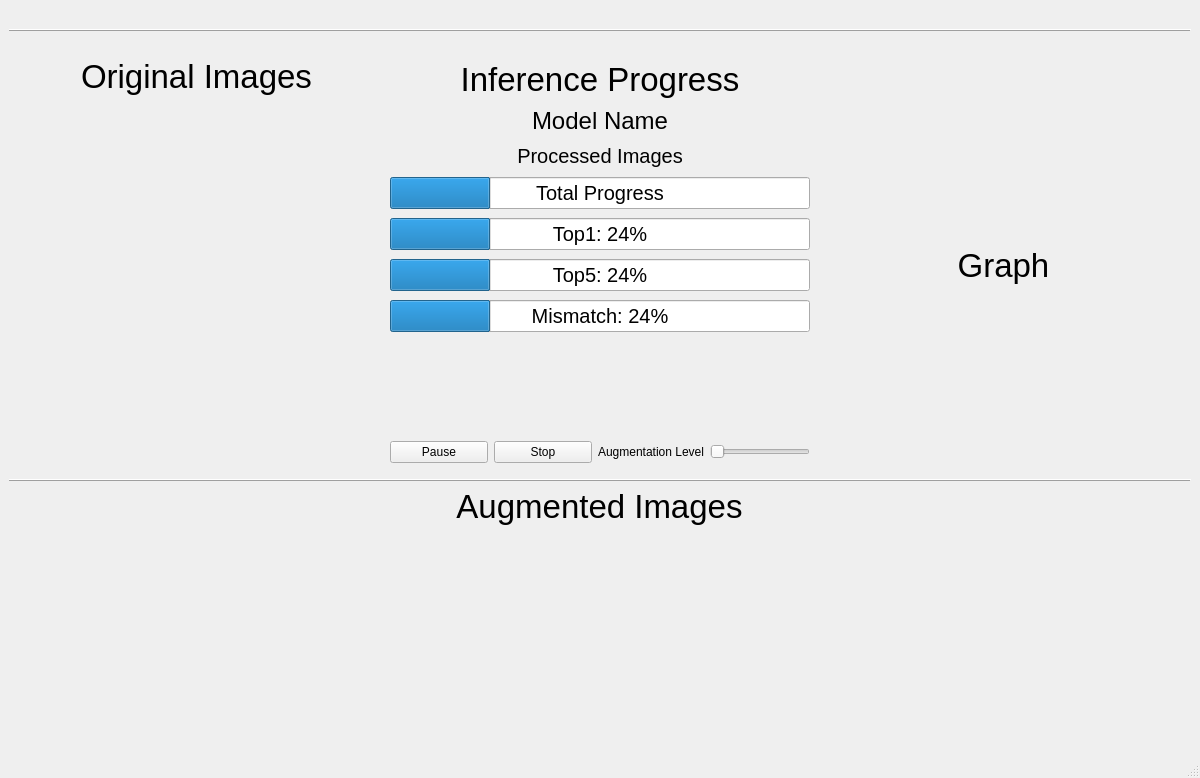
The window that inference_viewer.ui (kiritigowda/MIVisionX-Validation-Tool) describes before a commit, drawn with Qt 5.
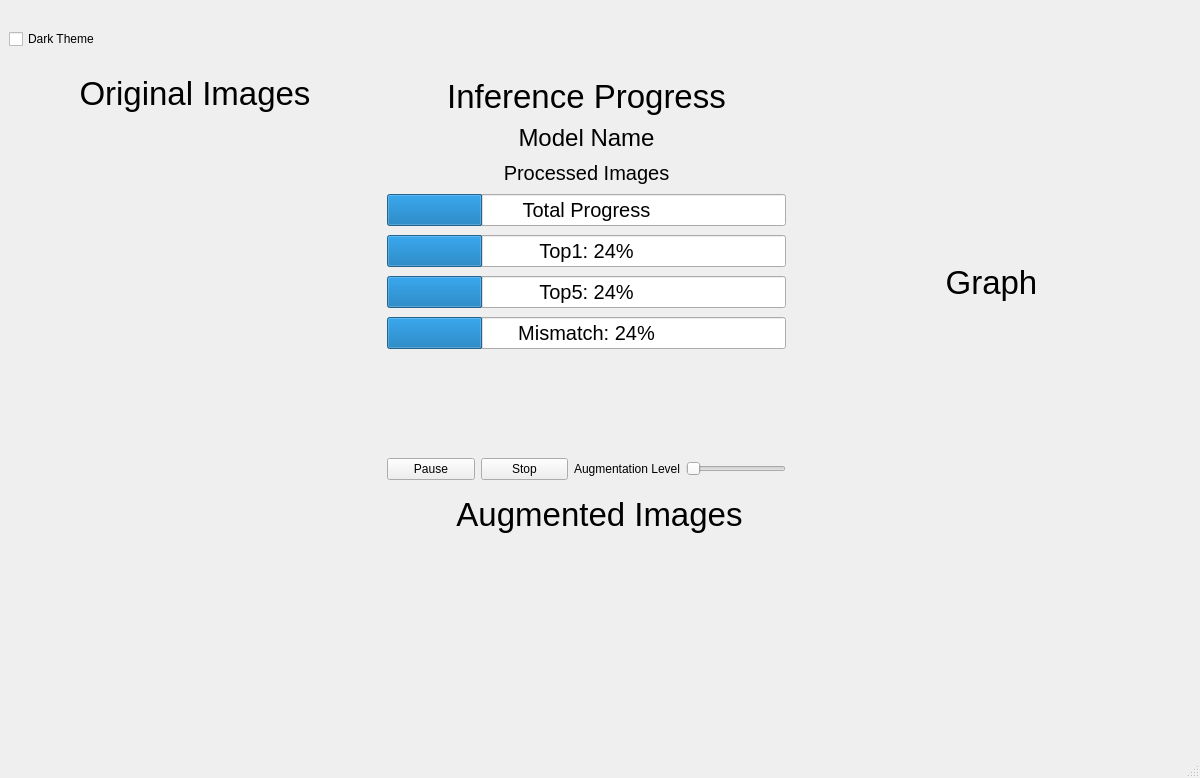
The same window after the commit. Icons and pictures are not drawn.

Diff of the .ui file:
```diff
--- a/inference_viewer.ui
+++ b/inference_viewer.ui
@@ -77,12 +77,9 @@
      </layout>
     </item>
     <item>
-     <widget class="QFrame" name="frame">
-      <property name="frameShape">
-       <enum>QFrame::HLine</enum>
-      </property>
-      <property name="frameShadow">
-       <enum>QFrame::Raised</enum>
+     <widget class="QCheckBox" name="dark_checkBox">
+      <property name="text">
+       <string>Dark Theme</string>
       </property>
      </widget>
     </item>
@@ -555,7 +552,7 @@
         <item>
          <widget class="QLabel" name="graphTitle_label">
           <property name="sizePolicy">
-           <sizepolicy hsizetype="Fixed" vsizetype="Fixed">
+           <sizepolicy hsizetype="Expanding" vsizetype="Fixed">
             <horstretch>0</horstretch>
             <verstretch>0</verstretch>
            </sizepolicy>
@@ -583,16 +580,6 @@
       </item>
      </layout>
     </item>
-    <item>
-     <widget class="QFrame" name="frame_2">
-      <property name="frameShape">
-       <enum>QFrame::HLine</enum>
-      </property>
-      <property name="frameShadow">
-       <enum>QFrame::Raised</enum>
-      </property>
-     </widget>
-    </item>
     <item>
      <layout class="QVBoxLayout" name="verticalLayout_3">
       <item>
```
